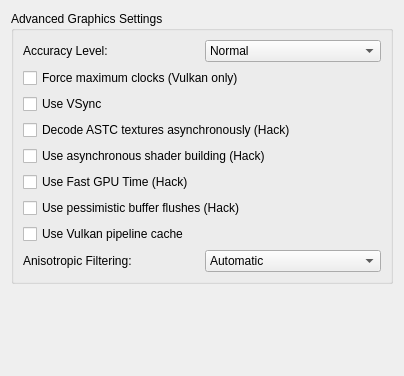
The window that src/yuzu/configuration/configure_graphics_advanced.ui (QuantumGhost/yuzu) describes before a commit, drawn with Qt 5.
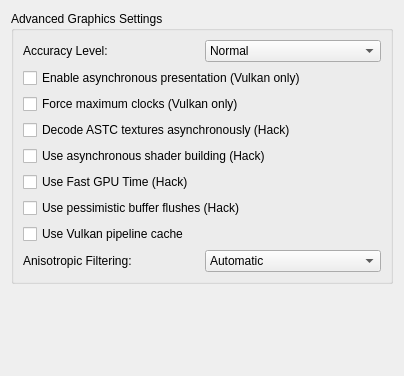
The same window after the commit.

The edit to the form file:
```diff
--- a/src/yuzu/configuration/configure_graphics_advanced.ui
+++ b/src/yuzu/configuration/configure_graphics_advanced.ui
@@ -70,22 +70,19 @@
          </widget>
         </item>
         <item>
-         <widget class="QCheckBox" name="renderer_force_max_clock">
-          <property name="toolTip">
-           <string>Runs work in the background while waiting for graphics commands to keep the GPU from lowering its clock speed.</string>
-          </property>
+         <widget class="QCheckBox" name="async_present">
           <property name="text">
-           <string>Force maximum clocks (Vulkan only)</string>
+           <string>Enable asynchronous presentation (Vulkan only)</string>
           </property>
          </widget>
         </item>
         <item>
-         <widget class="QCheckBox" name="use_vsync">
+         <widget class="QCheckBox" name="renderer_force_max_clock">
           <property name="toolTip">
            <string>VSync prevents the screen from tearing, but some graphics cards have lower performance with VSync enabled. Keep it enabled if you don't notice a performance difference.</string>
           </property>
           <property name="text">
-           <string>Use VSync</string>
+           <string>Force maximum clocks (Vulkan only)</string>
           </property>
          </widget>
         </item>
```
Left out of the diff: 2 changed lines with no effect on the pictures.
